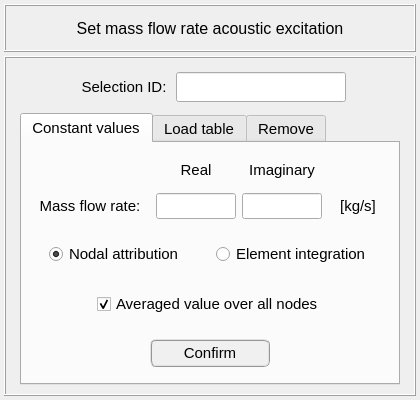
Before: the Qt Designer form data/ui_files/model/acoustic/mass_flow_rate_input.ui in MOPT-UFSC/VIBRA, drawn with Qt 5.
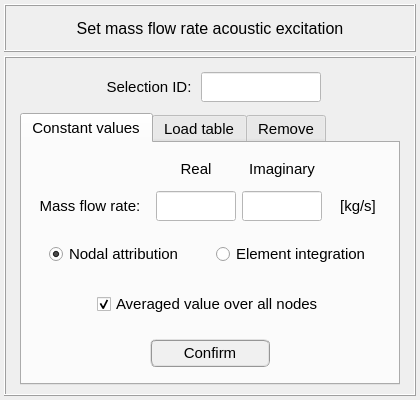
After: the same form once the commit is applied.

What changed in the file:
```diff
--- a/data/ui_files/model/acoustic/mass_flow_rate_input.ui
+++ b/data/ui_files/model/acoustic/mass_flow_rate_input.ui
@@ -214,20 +214,20 @@
           <widget class="QLineEdit" name="lineEdit_selection_id">
            <property name="minimumSize">
             <size>
-             <width>170</width>
+             <width>120</width>
              <height>30</height>
             </size>
            </property>
            <property name="maximumSize">
             <size>
-             <width>170</width>
+             <width>120</width>
              <height>30</height>
             </size>
            </property>
            <property name="font">
             <font>
              <family>MS Shell Dlg 2</family>
-             <pointsize>11</pointsize>
+             <pointsize>10</pointsize>
              <weight>50</weight>
              <italic>false</italic>
              <bold>false</bold>
@@ -237,7 +237,8 @@
             <enum>Qt::ClickFocus</enum>
            </property>
            <property name="styleSheet">
-            <string notr="true">color: rgb(0, 0, 255);</string>
+            <string notr="true">color: rgb(0, 0, 255);
+background-color: rgb(255, 255, 255);</string>
            </property>
            <property name="alignment">
             <set>Qt::AlignCenter</set>
@@ -494,13 +495,13 @@
                <property name="minimumSize">
                 <size>
                  <width>80</width>
-                 <height>26</height>
+                 <height>30</height>
                 </size>
                </property>
                <property name="maximumSize">
                 <size>
                  <width>80</width>
-                 <height>26</height>
+                 <height>30</height>
                 </size>
                </property>
                <property name="font">
@@ -513,7 +514,8 @@
                 </font>
                </property>
                <property name="styleSheet">
-                <string notr="true"/>
+                <string notr="true">color: rgb(0, 0, 255);
+background-color: rgb(255, 255, 255);</string>
                </property>
                <property name="alignment">
                 <set>Qt::AlignCenter</set>
@@ -525,13 +527,13 @@
                <property name="minimumSize">
                 <size>
                  <width>60</width>
-                 <height>26</height>
+                 <height>30</height>
                 </size>
                </property>
                <property name="maximumSize">
                 <size>
                  <width>60</width>
-                 <height>26</height>
+                 <height>30</height>
                 </size>
                </property>
                <property name="font">
@@ -556,13 +558,13 @@
                <property name="minimumSize">
                 <size>
                  <width>120</width>
-                 <height>26</height>
+                 <height>30</height>
                 </size>
                </property>
                <property name="maximumSize">
                 <size>
                  <width>120</width>
-                 <height>26</height>
+                 <height>30</height>
                 </size>
                </property>
                <property name="font">
@@ -649,13 +651,13 @@
                <property name="minimumSize">
                 <size>
                  <width>80</width>
-                 <height>26</height>
+                 <height>30</height>
                 </size>
                </property>
                <property name="maximumSize">
                 <size>
                  <width>80</width>
-                 <height>26</height>
+                 <height>30</height>
                 </size>
                </property>
                <property name="font">
@@ -668,7 +670,8 @@
                 </font>
                </property>
                <property name="styleSheet">
-                <string notr="true"/>
+                <string notr="true">color: rgb(0, 0, 255);
+background-color: rgb(255, 255, 255);</string>
                </property>
                <property name="alignment">
                 <set>Qt::AlignCenter</set>
```
Left out of the diff: 4 changed lines with no effect on the pictures.
